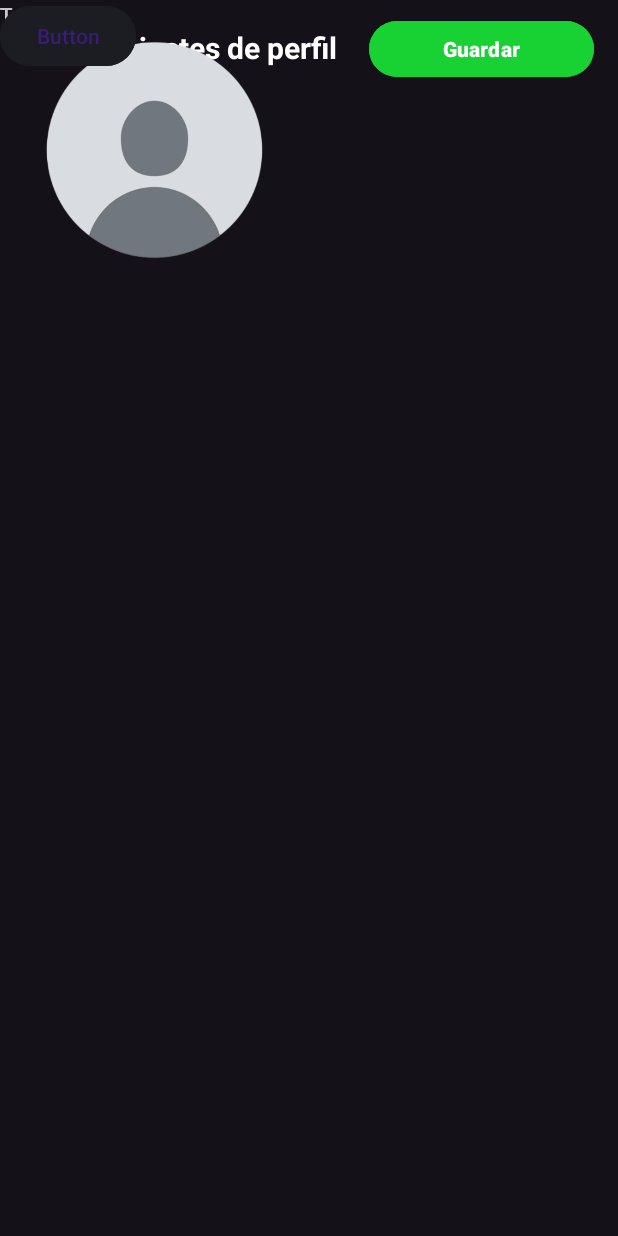
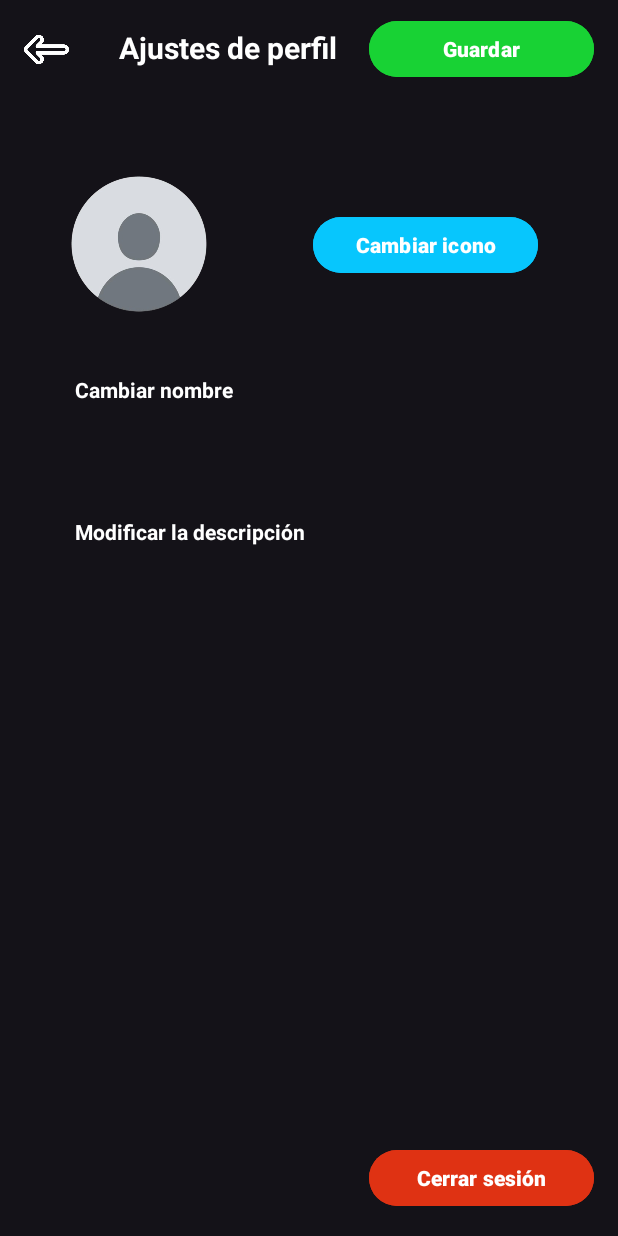
Before and after one commit to DavidOrtizz/TFG-Sora, an Android app: the AjustesActivity screen opened directly, with no data from a screen before it, on a phone screen of 412 x 824 dp. Run offline under Robolectric (Android 15) with nearby library versions, the phone set to English and light mode, and no system bars.

Commit message:
Implementacion de fragment, arreglos y traducciones

```diff
--- a/App_Sora/app/build.gradle.kts
+++ b/App_Sora/app/build.gradle.kts
@@ -1,6 +1,7 @@
 plugins {
     id("com.android.application")
     id("org.jetbrains.kotlin.android")
+    id("com.google.gms.google-services")
 }
 
 android {
--- a/App_Sora/app/src/main/AndroidManifest.xml
+++ b/App_Sora/app/src/main/AndroidManifest.xml
@@ -25,7 +25,8 @@
             android:exported="false" />
         <activity
             android:name=".MainActivity"
-            android:exported="false" />
+            android:exported="false"
+            android:screenOrientation="portrait"/>
         <activity
             android:name=".PrimeraVezActivity"
             android:exported="true">
--- a/App_Sora/app/src/main/java/com/example/sora/AjustesActivity.kt
+++ b/App_Sora/app/src/main/java/com/example/sora/AjustesActivity.kt
@@ -1,6 +1,10 @@
 package com.example.sora
 
+import android.content.Intent
 import android.os.Bundle
+import android.widget.Button
+import android.widget.ImageButton
+import android.widget.Toast
 import androidx.activity.enableEdgeToEdge
 import androidx.appcompat.app.AppCompatActivity
 import androidx.core.view.ViewCompat
@@ -16,5 +20,15 @@ class AjustesActivity : AppCompatActivity() {
             v.setPadding(systemBars.left, systemBars.top, systemBars.right, systemBars.bottom)
             insets
         }
+
+        val intentPerfil = Intent(this, MainActivity::class.java)
+            .putExtra("cargarMenu","Perfil")
+        val btnGuardar = findViewById<Button>(R.id.buttonGuardar)
+        val btnVolver = findViewById<ImageButton>(R.id.buttonVolver)
+
+        btnVolver.setOnClickListener {
+            startActivity(intentPerfil)
+            finish()
+        }
     }
 }
--- a/App_Sora/app/src/main/java/com/example/sora/IniciarSesionActivity.kt
+++ b/App_Sora/app/src/main/java/com/example/sora/IniciarSesionActivity.kt
@@ -40,6 +40,14 @@ class IniciarSesionActivity : AppCompatActivity() {
         btnIniciarSesion.setOnClickListener {
             val correo = eCorreo.text.toString()
             val contrasena = eContrasena.text.toString()
+
+            // Poder acceder al interior de la app sin necesidad de que el servidor esté activo.
+            // Esto lo he añadido para que no sea necesario descargar y configurar el servidor back
+            if(correo.lowercase() == "sora" && contrasena == "1234"){
+                Toast.makeText(this, R.string.modoVista, Toast.LENGTH_SHORT).show()
+                startActivity(intentIniciarSesion)
+                finish()
+            }
 
             val sslSocketFactory = SSLSocketFactoryUtil.getSSLSocketFactory()
             val queue = Volley.newRequestQueue(this, sslSocketFactory)
--- a/App_Sora/app/src/main/java/com/example/sora/MainActivity.kt
+++ b/App_Sora/app/src/main/java/com/example/sora/MainActivity.kt
@@ -18,6 +18,7 @@ class MainActivity : AppCompatActivity() {
 
         setContentView(R.layout.activity_main)
 
+        val cargarMenu = intent.getStringExtra("cargarMenu")
         val navigation = findViewById<BottomNavigationView>(R.id.bottom_navigation)
         navigation.setOnNavigationItemSelectedListener { item ->
             when (item.itemId) {
@@ -41,10 +42,13 @@ class MainActivity : AppCompatActivity() {
             }
         }
 
-        // Fragmen que se ejecuta por defecto
-        loadFragment(contactosFragment)
-        // Selecciona el elemento del menú correspondiente al fragmento de Contactos
-        navigation.selectedItemId = R.id.contactosFragment
+        // Control de los fragments
+        if (cargarMenu == null){
+            // Selecciona por defecto el fragmento de Contactos
+            navigation.selectedItemId = R.id.contactosFragment
+        } else if (cargarMenu == "Perfil"){
+            navigation.selectedItemId = R.id.perfilFragment
+        }
     }
 
     private fun loadFragment(fragment: Fragment) {
--- a/App_Sora/app/src/main/java/com/example/sora/PerfilFragment.kt
+++ b/App_Sora/app/src/main/java/com/example/sora/PerfilFragment.kt
@@ -1,10 +1,12 @@
 package com.example.sora
 
+import android.content.Intent
 import android.os.Bundle
 import androidx.fragment.app.Fragment
 import android.view.LayoutInflater
 import android.view.View
 import android.view.ViewGroup
+import android.widget.ImageButton
 
 // TODO: Rename parameter arguments, choose names that match
 // the fragment initialization parameters, e.g. ARG_ITEM_NUMBER
@@ -33,8 +35,17 @@ class PerfilFragment : Fragment() {
         inflater: LayoutInflater, container: ViewGroup?,
         savedInstanceState: Bundle?
     ): View? {
-        // Inflate the layout for this fragment
-        return inflater.inflate(R.layout.fragment_perfil, container, false)
+        val vista = inflater.inflate(R.layout.fragment_perfil, container, false)
+
+        val intentAjustes = Intent(requireContext(), AjustesActivity::class.java)
+        val btnAjustes = vista.findViewById<ImageButton>(R.id.imageButtonAjustes)
+
+        // Ir a la pestaña de ajustes
+        btnAjustes.setOnClickListener {
+            activity?.startActivity(intentAjustes)
+        }
+
+        return vista
     }
 
     companion object {
--- a/App_Sora/app/src/main/res/layout/activity_ajustes.xml
+++ b/App_Sora/app/src/main/res/layout/activity_ajustes.xml
@@ -13,94 +13,100 @@
         android:layout_width="wrap_content"
         android:layout_height="wrap_content"
         android:layout_marginTop="18dp"
+        android:layout_marginRight="16dp"
         android:text="@string/modificarPerfil"
         android:textColor="@color/white"
+        android:textSize="20sp"
         android:textStyle="bold"
-        android:textSize="20sp"
         app:layout_constraintEnd_toStartOf="@+id/buttonGuardar"
         app:layout_constraintHorizontal_bias="0.86"
         app:layout_constraintStart_toEndOf="@+id/buttonVolver"
-        app:layout_constraintTop_toTopOf="parent"
-        android:layout_marginRight="16dp"/>
+        app:layout_constraintTop_toTopOf="parent" />
 
     <ImageButton
         android:id="@+id/buttonVolver"
         android:layout_width="30dp"
         android:layout_height="30dp"
+        android:layout_marginLeft="16dp"
+        android:layout_marginTop="18dp"
         android:background="@drawable/icono_volver"
         android:backgroundTint="@color/white"
         app:layout_constraintStart_toStartOf="parent"
-        app:layout_constraintTop_toTopOf="parent"
-        android:layout_marginLeft="16dp"
-        android:layout_marginTop="18dp"/>
+        app:layout_constraintTop_toTopOf="parent" />
 
     <Button
         android:id="@+id/buttonGuardar"
         android:layout_width="150dp"
         android:layout_height="45dp"
+        android:layout_marginTop="10dp"
+        android:layout_marginRight="16dp"
         android:backgroundTint="@color/verde"
         android:text="@string/guardar"
         android:textColor="@color/white"
         android:textStyle="bold"
         app:layout_constraintEnd_toEndOf="parent"
-        app:layout_constraintTop_toTopOf="parent"
-        android:layout_marginRight="16dp"
-        android:layout_marginTop="10dp"/>
+        app:layout_constraintTop_toTopOf="parent" />
 
     <ImageView
-        android:id="@+id/imageView"
-        android:layout_width="206dp"
-        android:layout_height="200dp"
+        android:id="@+id/imageViewPerfil"
+        android:layout_width="125dp"
+        android:layout_height="125dp"
+        app:layout_constraintStart_toStartOf="parent"
+        app:layout_constraintTop_toTopOf="parent"
         app:srcCompat="@drawable/icono_defecfo0"
-        tools:layout_editor_absoluteX="16dp"
-        tools:layout_editor_absoluteY="76dp"
-        android:layout_marginTop="10dp"/>
+        android:layout_marginTop="100dp"
+        android:layout_marginLeft="30dp"/>
 
     <Button
-        android:id="@+id/button3"
-        android:layout_width="wrap_content"
-        android:layout_height="wrap_content"
-        android:text="Button"
-        tools:layout_editor_absoluteX="229dp"
-        tools:layout_editor_absoluteY="146dp" />
+        android:id="@+id/buttonCambiarIcono"
+        android:layout_width="150dp"
+        android:layout_height="45dp"
+        android:layout_marginLeft="16dp"
+        android:layout_marginRight="16dp"
+        android:layout_marginTop="85dp"
+        android:backgroundTint="@color/colorIcono_celeste"
+        android:text="@string/cambiarIcono"
+        android:textColor="@color/white"
+        android:textStyle="bold"
+        app:layout_constraintEnd_toEndOf="parent"
+        app:layout_constraintStart_toEndOf="@+id/imageViewPerfil"
+        app:layout_constraintTop_toBottomOf="@+id/buttonGuardar" />
 
     <TextView
         android:id="@+id/textView3"
         android:layout_width="wrap_content"
         android:layout_height="wrap_content"
-        android:text="TextView"
-        tools:layout_editor_absoluteX="38dp"
-        tools:layout_editor_absoluteY="264dp" />
-
-    <TextView
-        android:id="@+id/textView4"
-        android:layout_width="wrap_content"
-        android:layout_height="wrap_content"
-        android:text="TextView"
-        tools:layout_editor_absoluteX="38dp"
-        tools:layout_editor_absoluteY="302dp" />
+        android:layout_marginLeft="50dp"
+        android:layout_marginTop="250dp"
+        android:text="@string/modificarNombrePerfil"
+        android:textColor="@color/white"
+        android:textStyle="bold"
+        app:layout_constraintStart_toStartOf="parent"
+        app:layout_constraintTop_toTopOf="parent" />
 
     <TextView
         android:id="@+id/textView5"
         android:layout_width="wrap_content"
         android:layout_height="wrap_content"
-        android:text="TextView"
-        tools:layout_editor_absoluteX="38dp"
-        tools:layout_editor_absoluteY="339dp" />
+        android:layout_marginLeft="50dp"
+        android:layout_marginTop="75dp"
+        android:text="@string/modificarDescripcionPerfil"
+        android:textColor="@color/white"
+        android:textStyle="bold"
+        app:layout_constraintStart_toStartOf="parent"
+        app:layout_constraintTop_toBottomOf="@+id/textView3" />
 
-    <TextView
-        android:id="@+id/textView6"
-        android:layout_width="wrap_content"
-        android:layout_height="wrap_content"
-        android:text="TextView"
-        tools:layout_editor_absoluteX="40dp"
-        tools:layout_editor_absoluteY="387dp" />
 
     <Button
-        android:id="@+id/button4"
-        android:layout_width="wrap_content"
-        android:layout_height="wrap_content"
-        android:text="Button"
-        tools:layout_editor_absoluteX="304dp"
-        tools:layout_editor_absoluteY="667dp" />
+        android:id="@+id/buttonCerrarSesion"
+        android:layout_width="150dp"
+        android:layout_height="45dp"
+        android:layout_marginRight="16dp"
+        android:layout_marginBottom="16dp"
+        android:backgroundTint="@color/rojo"
+        android:text="@string/cerrarSesion"
+        android:textColor="@color/white"
+        android:textStyle="bold"
+        app:layout_constraintBottom_toBottomOf="parent"
+        app:layout_constraintEnd_toEndOf="parent" />
 </androidx.constraintlayout.widget.ConstraintLayout>
--- a/App_Sora/app/src/main/res/values/colors.xml
+++ b/App_Sora/app/src/main/res/values/colors.xml
@@ -11,4 +11,5 @@
     <color name="colorIcono_celeste">#07c6fd</color>
 
     <color name="verde">#18D234</color>
+    <color name="rojo">#DF3213</color>
 </resources>
--- a/App_Sora/app/src/main/res/values/strings.xml
+++ b/App_Sora/app/src/main/res/values/strings.xml
@@ -1,5 +1,5 @@
 <resources>
-    <string name="app_name">Sora</string>
+    <string name="app_name" translatable="false">Sora</string>
     <string name="hello_blank_fragment">Hello blank fragment</string>
 
     <string name="BottonGrupos">Grupos</string>
@@ -38,4 +38,9 @@
     <string name="errorCorreo">Correo electrónico en uso</string>
     <string name="errorInicioSesion">Error al iniciar sesión</string>
     <string name="exitoIniciarSesion">Inicio de sesión</string>
+    <string name="modoVista">Has entrado en modo vista</string>
+
+    <string name="cambiarIcono">Cambiar icono</string>
+    <string name="modificarNombrePerfil">Cambiar nombre</string>
+    <string name="modificarDescripcionPerfil">Modificar la descripción</string>
 </resources>
```
Also changed, not shown: 9 other files.
